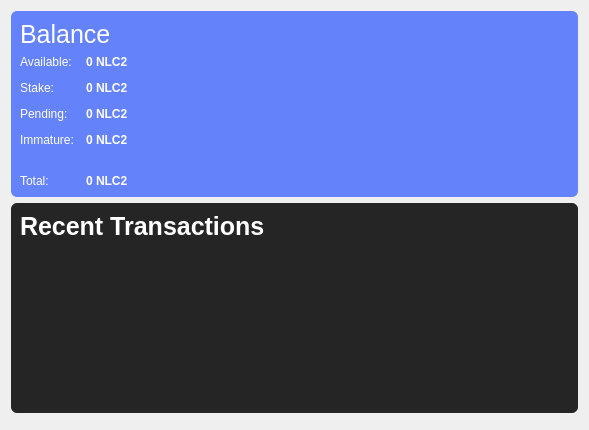
Old version of the form src/qt/forms/overviewpage.ui in the repository NoLimitCoin/NoLimitCoin-Core.
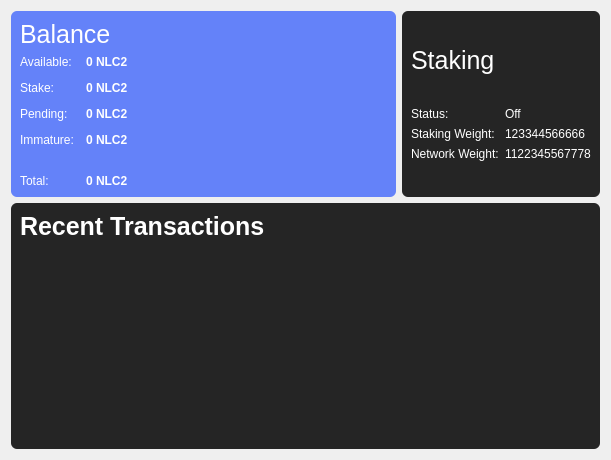
New version of the form.

Commit message: Adding Staking data on the dashboard

Patch:
```diff
--- a/src/qt/forms/overviewpage.ui
+++ b/src/qt/forms/overviewpage.ui
@@ -6,17 +6,628 @@
    <rect>
     <x>0</x>
     <y>0</y>
-    <width>589</width>
-    <height>430</height>
+    <width>611</width>
+    <height>460</height>
    </rect>
   </property>
   <property name="windowTitle">
    <string>Form</string>
   </property>
-  <layout class="QHBoxLayout" name="horizontalLayout" stretch="1,0">
+  <layout class="QHBoxLayout" name="horizontalLayout" stretch="0">
    <item>
-    <layout class="QVBoxLayout" name="verticalLayout_2">
-     <item>
+    <layout class="QGridLayout" name="gridLayout">
+     <item row="1" column="0" colspan="2">
+      <widget class="QFrame" name="frame_2">
+       <property name="sizePolicy">
+        <sizepolicy hsizetype="Preferred" vsizetype="Preferred">
+         <horstretch>0</horstretch>
+         <verstretch>0</verstretch>
+        </sizepolicy>
+       </property>
+       <property name="styleSheet">
+        <string notr="true">color: white;
+border-radius: 6px;
+background-color: #252525;</string>
+       </property>
+       <property name="frameShape">
+        <enum>QFrame::StyledPanel</enum>
+       </property>
+       <property name="frameShadow">
+        <enum>QFrame::Raised</enum>
+       </property>
+       <layout class="QVBoxLayout" name="verticalLayout">
+        <item>
+         <layout class="QHBoxLayout" name="horizontalLayout_2">
+          <item>
+           <widget class="QLabel" name="label_4">
+            <property name="styleSheet">
+             <string notr="true">font-size: 25px;</string>
+            </property>
+            <property name="text">
+             <string>&lt;b&gt;Recent Transactions&lt;/b&gt;</string>
+            </property>
+           </widget>
+          </item>
+          <item>
+           <spacer name="horizontalSpacer">
+            <property name="orientation">
+             <enum>Qt::Horizontal</enum>
+            </property>
+            <property name="sizeHint" stdset="0">
+             <size>
+              <width>40</width>
+              <height>20</height>
+             </size>
+            </property>
+           </spacer>
+          </item>
+         </layout>
+        </item>
+        <item>
+         <widget class="QListView" name="listTransactions">
+          <property name="styleSheet">
+           <string notr="true">QListView { background: transparent; color: white;}</string>
+          </property>
+          <property name="frameShape">
+           <enum>QFrame::NoFrame</enum>
+          </property>
+          <property name="verticalScrollBarPolicy">
+           <enum>Qt::ScrollBarAlwaysOff</enum>
+          </property>
+          <property name="horizontalScrollBarPolicy">
+           <enum>Qt::ScrollBarAlwaysOff</enum>
+          </property>
+          <property name="selectionMode">
+           <enum>QAbstractItemView::NoSelection</enum>
+          </property>
+         </widget>
+        </item>
+       </layout>
+      </widget>
+     </item>
+     <item row="0" column="1">
+      <widget class="QFrame" name="frame_3">
+       <property name="sizePolicy">
+        <sizepolicy hsizetype="Fixed" vsizetype="Preferred">
+         <horstretch>0</horstretch>
+         <verstretch>0</verstretch>
+        </sizepolicy>
+       </property>
+       <property name="styleSheet">
+        <string notr="true">color: white;
+border-radius: 6px;
+background-color: #252525;</string>
+       </property>
+       <property name="frameShape">
+        <enum>QFrame::StyledPanel</enum>
+       </property>
+       <property name="frameShadow">
+        <enum>QFrame::Raised</enum>
+       </property>
+       <layout class="QVBoxLayout" name="verticalLayout_2">
+        <item>
+         <layout class="QHBoxLayout" name="horizontalLayout_5">
+          <item>
+           <widget class="QLabel" name="label_7">
+            <property name="palette">
+             <palette>
+              <active>
+               <colorrole role="WindowText">
+                <brush brushstyle="SolidPattern">
+                 <color alpha="255">
+                  <red>255</red>
+                  <green>255</green>
+                  <blue>255</blue>
+                 </color>
+                </brush>
+               </colorrole>
+               <colorrole role="Button">
+                <brush brushstyle="SolidPattern">
+                 <color alpha="0">
+                  <red>0</red>
+                  <green>0</green>
+                  <blue>0</blue>
+                 </color>
+                </brush>
+               </colorrole>
+               <colorrole role="Light">
+                <brush brushstyle="SolidPattern">
+                 <color alpha="255">
+                  <red>255</red>
+                  <green>255</green>
+                  <blue>255</blue>
+                 </color>
+                </brush>
+               </colorrole>
+               <colorrole role="Midlight">
+                <brush brushstyle="SolidPattern">
+                 <color alpha="255">
+                  <red>255</red>
+                  <green>255</green>
+                  <blue>255</blue>
+                 </color>
+                </brush>
+               </colorrole>
+               <colorrole role="Dark">
+                <brush brushstyle="SolidPattern">
+                 <color alpha="255">
+                  <red>127</red>
+                  <green>127</green>
+                  <blue>127</blue>
+                 </color>
+                </brush>
+               </colorrole>
+               <colorrole role="Mid">
+                <brush brushstyle="SolidPattern">
+                 <color alpha="255">
+                  <red>170</red>
+                  <green>170</green>
+                  <blue>170</blue>
+                 </color>
+                </brush>
+               </colorrole>
+               <colorrole role="Text">
+                <brush brushstyle="SolidPattern">
+                 <color alpha="255">
+                  <red>255</red>
+                  <green>255</green>
+                  <blue>255</blue>
+                 </color>
+                </brush>
+               </colorrole>
+               <colorrole role="BrightText">
+                <brush brushstyle="SolidPattern">
+                 <color alpha="255">
+                  <red>255</red>
+                  <green>255</green>
+                  <blue>255</blue>
+                 </color>
+                </brush>
+               </colorrole>
+               <colorrole role="ButtonText">
+                <brush brushstyle="SolidPattern">
+                 <color alpha="255">
+                  <red>255</red>
+                  <green>255</green>
+                  <blue>255</blue>
+                 </color>
+                </brush>
+               </colorrole>
+               <colorrole role="Base">
+                <brush brushstyle="SolidPattern">
+                 <color alpha="0">
+                  <red>0</red>
+                  <green>0</green>
+                  <blue>0</blue>
+                 </color>
+                </brush>
+               </colorrole>
+               <colorrole role="Window">
+                <brush brushstyle="SolidPattern">
+                 <color alpha="0">
+                  <red>0</red>
+                  <green>0</green>
+                  <blue>0</blue>
+                 </color>
+                </brush>
+               </colorrole>
+               <colorrole role="Shadow">
+                <brush brushstyle="SolidPattern">
+                 <color alpha="255">
+                  <red>0</red>
+                  <green>0</green>
+                  <blue>0</blue>
+                 </color>
+                </brush>
+               </colorrole>
+               <colorrole role="AlternateBase">
+                <brush brushstyle="SolidPattern">
+                 <color alpha="255">
+                  <red>255</red>
+                  <green>255</green>
+                  <blue>255</blue>
+                 </color>
+                </brush>
+               </colorrole>
+               <colorrole role="ToolTipBase">
+                <brush brushstyle="SolidPattern">
+                 <color alpha="255">
+                  <red>255</red>
+                  <green>255</green>
+                  <blue>220</blue>
+                 </color>
+                </brush>
+               </colorrole>
+               <colorrole role="ToolTipText">
+                <brush brushstyle="SolidPattern">
+                 <color alpha="255">
+                  <red>0</red>
+                  <green>0</green>
+                  <blue>0</blue>
+                 </color>
+                </brush>
+               </colorrole>
+              </active>
+              <inactive>
+               <colorrole role="WindowText">
+                <brush brushstyle="SolidPattern">
+                 <color alpha="255">
+                  <red>255</red>
+                  <green>255</green>
+                  <blue>255</blue>
+                 </color>
+                </brush>
+               </colorrole>
+               <colorrole role="Button">
+                <brush brushstyle="SolidPattern">
+                 <color alpha="0">
+                  <red>0</red>
+                  <green>0</green>
+                  <blue>0</blue>
+                 </color>
+                </brush>
+               </colorrole>
+               <colorrole role="Light">
+                <brush brushstyle="SolidPattern">
+                 <color alpha="255">
+                  <red>255</red>
+                  <green>255</green>
+                  <blue>255</blue>
+                 </color>
+                </brush>
+               </colorrole>
+               <colorrole role="Midlight">
+                <brush brushstyle="SolidPattern">
+                 <color alpha="255">
+                  <red>255</red>
+                  <green>255</green>
+                  <blue>255</blue>
+                 </color>
+                </brush>
+               </colorrole>
+               <colorrole role="Dark">
+                <brush brushstyle="SolidPattern">
+                 <color alpha="255">
+                  <red>127</red>
+                  <green>127</green>
+                  <blue>127</blue>
+                 </color>
+                </brush>
+               </colorrole>
+               <colorrole role="Mid">
+                <brush brushstyle="SolidPattern">
+                 <color alpha="255">
+                  <red>170</red>
+                  <green>170</green>
+                  <blue>170</blue>
+                 </color>
+                </brush>
+               </colorrole>
+               <colorrole role="Text">
+                <brush brushstyle="SolidPattern">
+                 <color alpha="255">
+                  <red>255</red>
+                  <green>255</green>
+                  <blue>255</blue>
+                 </color>
+                </brush>
+               </colorrole>
+               <colorrole role="BrightText">
+                <brush brushstyle="SolidPattern">
+                 <color alpha="255">
+                  <red>255</red>
+                  <green>255</green>
+                  <blue>255</blue>
+                 </color>
+                </brush>
+               </colorrole>
+               <colorrole role="ButtonText">
+                <brush brushstyle="SolidPattern">
+                 <color alpha="255">
+                  <red>255</red>
+                  <green>255</green>
+                  <blue>255</blue>
+                 </color>
+                </brush>
+               </colorrole>
+               <colorrole role="Base">
+                <brush brushstyle="SolidPattern">
+                 <color alpha="0">
+                  <red>0</red>
+                  <green>0</green>
+                  <blue>0</blue>
+                 </color>
+                </brush>
+               </colorrole>
+               <colorrole role="Window">
+                <brush brushstyle="SolidPattern">
+                 <color alpha="0">
+                  <red>0</red>
+                  <green>0</green>
+                  <blue>0</blue>
+                 </color>
+                </brush>
+               </colorrole>
+               <colorrole role="Shadow">
+                <brush brushstyle="SolidPattern">
+                 <color alpha="255">
+                  <red>0</red>
+                  <green>0</green>
+                  <blue>0</blue>
+                 </color>
+                </brush>
+               </colorrole>
+               <colorrole role="AlternateBase">
+                <brush brushstyle="SolidPattern">
+                 <color alpha="255">
+                  <red>255</red>
+                  <green>255</green>
+                  <blue>255</blue>
+                 </color>
+                </brush>
+               </colorrole>
+               <colorrole role="ToolTipBase">
+                <brush brushstyle="SolidPattern">
+                 <color alpha="255">
+                  <red>255</red>
+                  <green>255</green>
+                  <blue>220</blue>
+                 </color>
+                </brush>
+               </colorrole>
+               <colorrole role="ToolTipText">
+                <brush brushstyle="SolidPattern">
+                 <color alpha="255">
+                  <red>0</red>
+                  <green>0</green>
+                  <blue>0</blue>
+                 </color>
+                </brush>
+               </colorrole>
+              </inactive>
+              <disabled>
+               <colorrole role="WindowText">
+                <brush brushstyle="SolidPattern">
+                 <color alpha="255">
+                  <red>255</red>
+                  <green>255</green>
+                  <blue>255</blue>
+                 </color>
+                </brush>
+               </colorrole>
+               <colorrole role="Button">
+                <brush brushstyle="SolidPattern">
+                 <color alpha="0">
+                  <red>0</red>
+                  <green>0</green>
+                  <blue>0</blue>
+                 </color>
+                </brush>
+               </colorrole>
+               <colorrole role="Light">
+                <brush brushstyle="SolidPattern">
+                 <color alpha="255">
+                  <red>255</red>
+                  <green>255</green>
+                  <blue>255</blue>
+                 </color>
+                </brush>
+               </colorrole>
+               <colorrole role="Midlight">
+                <brush brushstyle="SolidPattern">
+                 <color alpha="255">
+                  <red>255</red>
+                  <green>255</green>
+                  <blue>255</blue>
+                 </color>
+                </brush>
+               </colorrole>
+               <colorrole role="Dark">
+                <brush brushstyle="SolidPattern">
+                 <color alpha="255">
+                  <red>127</red>
+                  <green>127</green>
+                  <blue>127</blue>
+                 </color>
+                </brush>
+               </colorrole>
+               <colorrole role="Mid">
+                <brush brushstyle="SolidPattern">
+                 <color alpha="255">
+                  <red>170</red>
+                  <green>170</green>
+                  <blue>170</blue>
+                 </color>
+                </brush>
+               </colorrole>
+               <colorrole role="Text">
+                <brush brushstyle="SolidPattern">
+                 <color alpha="255">
+                  <red>255</red>
+                  <green>255</green>
+                  <blue>255</blue>
+                 </color>
+                </brush>
+               </colorrole>
+               <colorrole role="BrightText">
+                <brush brushstyle="SolidPattern">
+                 <color alpha="255">
+                  <red>255</red>
+                  <green>255</green>
+                  <blue>255</blue>
+                 </color>
+                </brush>
+               </colorrole>
+               <colorrole role="ButtonText">
+                <brush brushstyle="SolidPattern">
+                 <color alpha="255">
+                  <red>255</red>
+                  <green>255</green>
+                  <blue>255</blue>
+                 </color>
+                </brush>
+               </colorrole>
+               <colorrole role="Base">
+                <brush brushstyle="SolidPattern">
+                 <color alpha="0">
+                  <red>0</red>
+                  <green>0</green>
+                  <blue>0</blue>
+                 </color>
+                </brush>
+               </colorrole>
+               <colorrole role="Window">
+                <brush brushstyle="SolidPattern">
+                 <color alpha="0">
+                  <red>0</red>
+                  <green>0</green>
+                  <blue>0</blue>
+                 </color>
+                </brush>
+               </colorrole>
+               <colorrole role="Shadow">
+                <brush brushstyle="SolidPattern">
+                 <color alpha="255">
+                  <red>0</red>
+                  <green>0</green>
+                  <blue>0</blue>
+                 </color>
+                </brush>
+               </colorrole>
+               <colorrole role="AlternateBase">
+                <brush brushstyle="SolidPattern">
+                 <color alpha="255">
+                  <red>255</red>
+                  <green>255</green>
+                  <blue>255</blue>
+                 </color>
+                </brush>
+               </colorrole>
+               <colorrole role="ToolTipBase">
+                <brush brushstyle="SolidPattern">
+                 <color alpha="255">
+                  <red>255</red>
+                  <green>255</green>
+                  <blue>220</blue>
+                 </color>
+                </brush>
+               </colorrole>
+               <colorrole role="ToolTipText">
+                <brush brushstyle="SolidPattern">
+                 <color alpha="255">
+                  <red>0</red>
+                  <green>0</green>
+                  <blue>0</blue>
+                 </color>
+                </brush>
+               </colorrole>
+              </disabled>
+             </palette>
+            </property>
+            <property name="font">
+             <font>
+              <pointsize>-1</pointsize>
+             </font>
+            </property>
+            <property name="styleSheet">
+             <string notr="true">font-size: 25px;
+background: transparent;</string>
+            </property>
+            <property name="text">
+             <string>Staking</string>
+            </property>
+           </widget>
+          </item>
+          <item>
+           <spacer name="horizontalSpacer_3">
+            <property name="orientation">
+             <enum>Qt::Horizontal</enum>
+            </property>
+            <property name="sizeType">
+             <enum>QSizePolicy::Minimum</enum>
+            </property>
+            <property name="sizeHint" stdset="0">
+             <size>
+              <width>40</width>
+              <height>20</height>
+             </size>
+            </property>
+           </spacer>
+          </item>
+         </layout>
+        </item>
+        <item>
+         <layout class="QFormLayout" name="_2">
+          <property name="fieldGrowthPolicy">
+           <enum>QFormLayout::AllNonFixedFieldsGrow</enum>
+          </property>
+          <property name="labelAlignment">
+           <set>Qt::AlignLeading|Qt::AlignLeft|Qt::AlignVCenter</set>
+          </property>
+          <item row="0" column="0">
+           <widget class="QLabel" name="label_2">
+            <property name="text">
+             <string>Status:</string>
+            </property>
+            <property name="scaledContents">
+             <bool>false</bool>
+            </property>
+           </widget>
+          </item>
+          <item row="0" column="1">
+           <widget class="QLabel" name="label_8">
+            <property name="text">
+             <string notr="true">Off</string>
+            </property>
+            <property name="textInteractionFlags">
+             <set>Qt::LinksAccessibleByMouse|Qt::TextSelectableByKeyboard|Qt::TextSelectableByMouse</set>
+            </property>
+           </widget>
+          </item>
+          <item row="1" column="0">
+           <widget class="QLabel" name="label_9">
+            <property name="text">
+             <string>Staking Weight:</string>
+            </property>
+            <property name="textInteractionFlags">
+             <set>Qt::LinksAccessibleByKeyboard</set>
+            </property>
+           </widget>
+          </item>
+          <item row="1" column="1">
+           <widget class="QLabel" name="label_10">
+            <property name="text">
+             <string>123344566666</string>
+            </property>
+           </widget>
+          </item>
+          <item row="2" column="0">
+           <widget class="QLabel" name="label_11">
+            <property name="text">
+             <string>Network Weight:</string>
+            </property>
+           </widget>
+          </item>
+          <item row="2" column="1">
+           <widget class="QLabel" name="label_12">
+            <property name="text">
+             <string>1122345567778</string>
+            </property>
+           </widget>
+          </item>
+          <item row="3" column="0">
+           <widget class="Line" name="line_2">
+            <property name="orientation">
+             <enum>Qt::Vertical</enum>
+            </property>
+           </widget>
+          </item>
+         </layout>
+        </item>
+       </layout>
+      </widget>
+     </item>
+     <item row="0" column="0">
       <widget class="QFrame" name="frame">
        <property name="styleSheet">
         <string notr="true">color: white;
@@ -470,6 +1081,9 @@
             <property name="orientation">
              <enum>Qt::Horizontal</enum>
             </property>
+            <property name="sizeType">
+             <enum>QSizePolicy::Expanding</enum>
+            </property>
             <property name="sizeHint" stdset="0">
              <size>
               <width>40</width>
@@ -485,6 +1099,9 @@
           <property name="fieldGrowthPolicy">
            <enum>QFormLayout::AllNonFixedFieldsGrow</enum>
           </property>
+          <property name="labelAlignment">
+           <set>Qt::AlignLeading|Qt::AlignLeft|Qt::AlignVCenter</set>
+          </property>
           <property name="horizontalSpacing">
            <number>12</number>
           </property>
@@ -628,16 +1245,6 @@
             </property>
            </widget>
           </item>
-          <item row="4" column="0" colspan="2">
-           <widget class="Line" name="line">
-            <property name="styleSheet">
-             <string notr="true">background: transparent;</string>
-            </property>
-            <property name="orientation">
-             <enum>Qt::Horizontal</enum>
-            </property>
-           </widget>
-          </item>
           <item row="5" column="0">
            <widget class="QLabel" name="labelTotalText">
             <property name="styleSheet">
@@ -673,92 +1280,23 @@
             </property>
            </widget>
           </item>
-         </layout>
-        </item>
-       </layout>
-      </widget>
-     </item>
-     <item>
-      <widget class="QFrame" name="frame_2">
-       <property name="styleSheet">
-        <string notr="true">color: white;
-border-radius: 6px;
-background-color: #252525;</string>
-       </property>
-       <property name="frameShape">
-        <enum>QFrame::StyledPanel</enum>
-       </property>
-       <property name="frameShadow">
-        <enum>QFrame::Raised</enum>
-       </property>
-       <layout class="QVBoxLayout" name="verticalLayout">
-        <item>
-         <layout class="QHBoxLayout" name="horizontalLayout_2">
-          <item>
-           <widget class="QLabel" name="label_4">
+          <item row="4" column="0" colspan="2">
+           <widget class="Line" name="line">
             <property name="styleSheet">
-             <string notr="true">font-size: 25px;</string>
+             <string notr="true">background: transparent;</string>
             </property>
-            <property name="text">
-             <string>&lt;b&gt;Recent Transactions&lt;/b&gt;</string>
-            </property>
-           </widget>
-          </item>
-          <item>
-           <spacer name="horizontalSpacer">
             <property name="orientation">
              <enum>Qt::Horizontal</enum>
             </property>
-            <property name="sizeHint" stdset="0">
-             <size>
-              <width>40</width>
-              <height>20</height>
-             </size>
-            </property>
-           </spacer>
+           </widget>
           </item>
          </layout>
         </item>
-        <item>
-         <widget class="QListView" name="listTransactions">
-          <property name="styleSheet">
-           <string notr="true">QListView { background: transparent; color: white;}</string>
-          </property>
-          <property name="frameShape">
-           <enum>QFrame::NoFrame</enum>
-          </property>
-          <property name="verticalScrollBarPolicy">
-           <enum>Qt::ScrollBarAlwaysOff</enum>
-          </property>
-          <property name="horizontalScrollBarPolicy">
-           <enum>Qt::ScrollBarAlwaysOff</enum>
-          </property>
-          <property name="selectionMode">
-           <enum>QAbstractItemView::NoSelection</enum>
-          </property>
-         </widget>
-        </item>
        </layout>
       </widget>
      </item>
-     <item>
-      <spacer name="verticalSpacer">
-       <property name="orientation">
-        <enum>Qt::Vertical</enum>
-       </property>
-       <property name="sizeHint" stdset="0">
-        <size>
-         <width>20</width>
-         <height>40</height>
-        </size>
-       </property>
-      </spacer>
-     </item>
     </layout>
    </item>
-   <item>
-    <layout class="QVBoxLayout" name="verticalLayout_3"/>
-   </item>
   </layout>
  </widget>
  <resources/>
```
